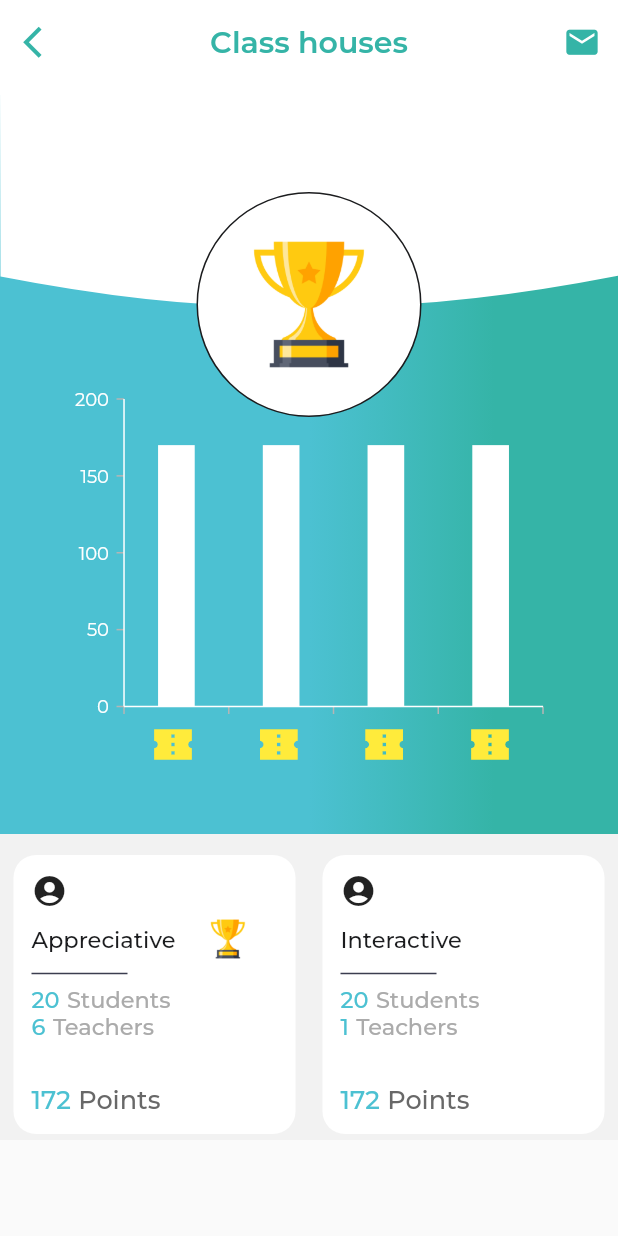
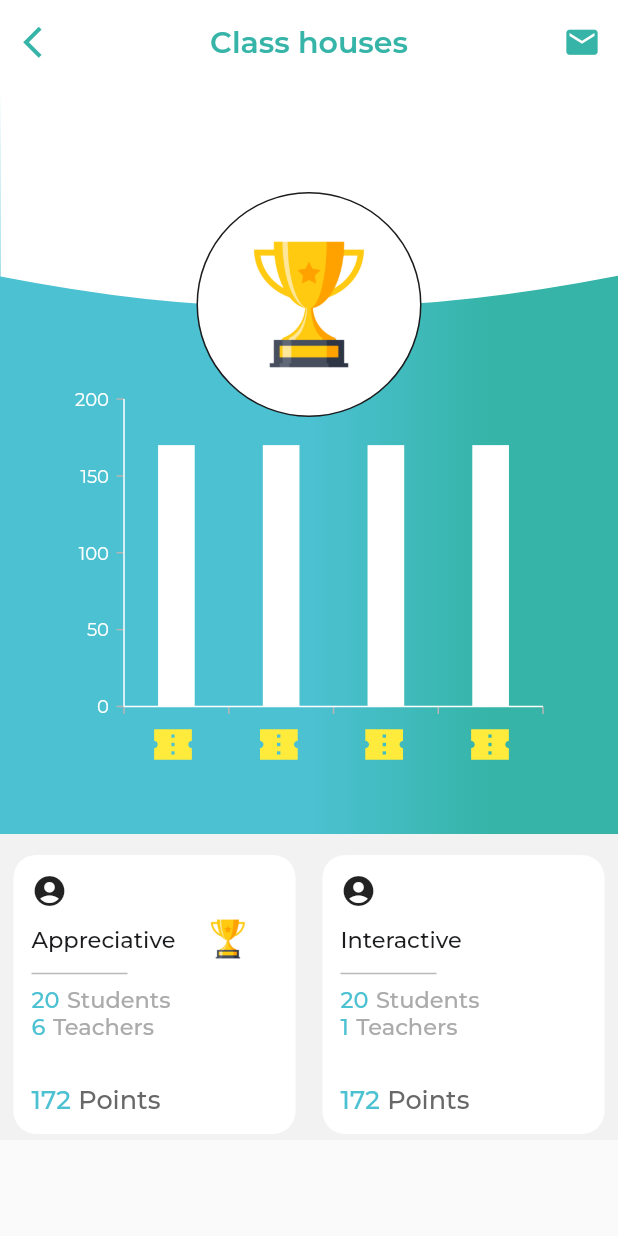
Before and after one commit to icsicsics/school, a Flutter app: the SchoolHousesScreen screen opened directly, on a phone screen of 412 x 824 dp. Run offline on Flutter 3.47's test engine with Material 2 defaults, Android fonts, the phone set to English and light mode, and no system bars; our stand-ins replace device_info_plus, dio, firebase_core, firebase_messaging, flutter_bloc, flutter_local_notifications and 11 more; accounts and stored records are empty; project files that could hold a hidden picture were left out.

Commit message:
handle line color

```diff
--- a/lib/presentation/ui/school_houses/widgets/school_houses_card_item_widget.dart
+++ b/lib/presentation/ui/school_houses/widgets/school_houses_card_item_widget.dart
@@ -98,7 +98,7 @@ class SchoolHousesCardItemWidget extends StatelessWidget {
 
   Widget _line() => const Divider(
         thickness: 1,
-        color: ColorsManager.darkGrayColor,
+        color: ColorsManager.grayColor,
         endIndent: 100,
       );
 }
```
